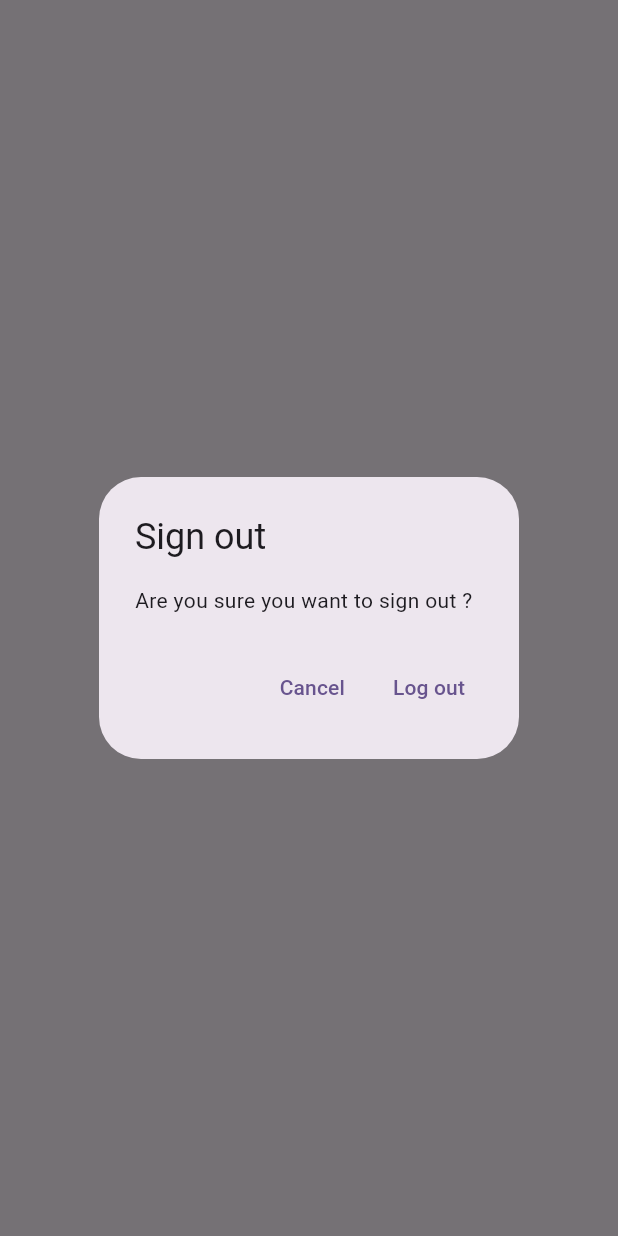
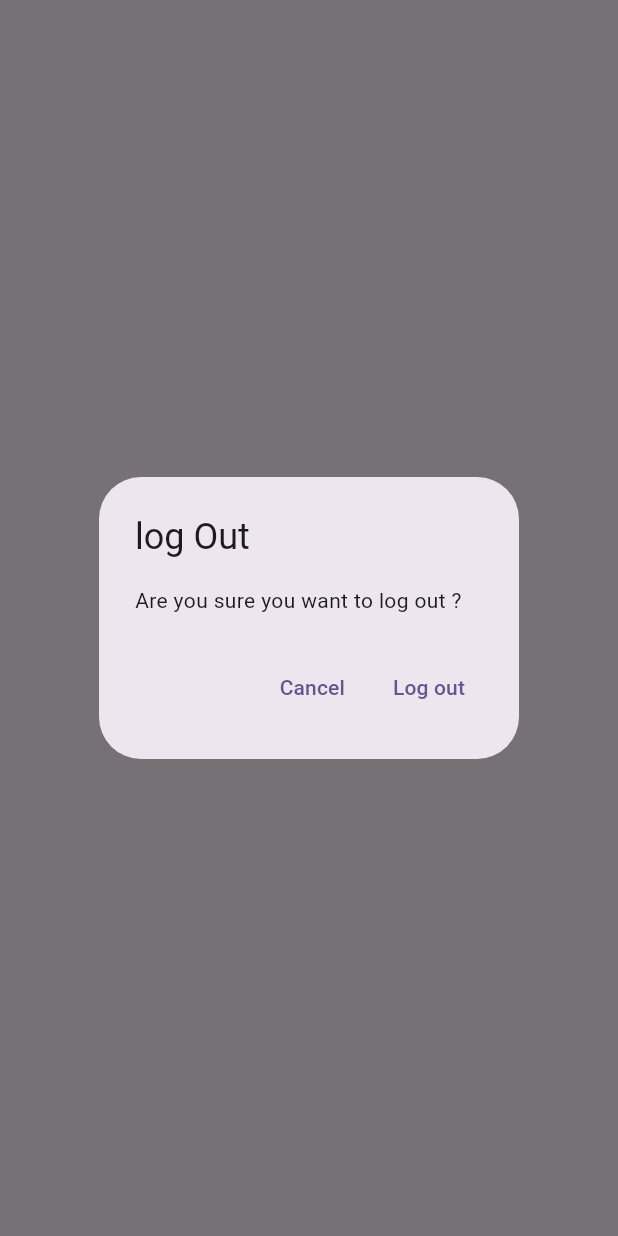
Before and after one commit to Amine0320/Notes_Mobile_Application, a Flutter app: what showLogOutDialog() shows on an empty page, opened directly, on a phone screen of 412 x 824 dp. Run offline on Flutter 3.47's test engine with Material 3 defaults, Android fonts, the phone set to English and light mode, and no system bars; our stand-ins replace firebase_auth, firebase_core, sqflite; accounts and stored records are empty; network calls fail.

Commit message:
New changes

```diff
--- /dev/null
+++ b/lib/utilities/dialogs/generic_dialogs.dart
@@ -0,0 +1,33 @@
+import 'package:flutter/material.dart';
+
+typedef DialogOptiobBuilder<T> = Map<String, T?> Function();
+
+Future<T?> showGenericDialog<T>({
+  required BuildContext context,
+  required String title,
+  required String content,
+  required DialogOptiobBuilder optionsBuilder,
+}) {
+  final options = optionsBuilder();
+  return showDialog<T>(
+      context: context,
+      builder: (context) {
+        return AlertDialog(
+          title: Text(title),
+          content: Text(content),
+          actions: options.keys.map((optionTitle) {
+            final value = options[optionTitle];
+            return TextButton(
+              onPressed: () {
+                if (value != null) {
+                  Navigator.of(context).pop(value);
+                } else {
+                  Navigator.of(context).pop();
+                }
+              },
+              child: Text(optionTitle),
+            );
+          }).toList(),
+        );
+      });
+}
--- /dev/null
+++ b/lib/utilities/dialogs/logout_dialog.dart
@@ -0,0 +1,16 @@
+import 'package:flutter/material.dart';
+import 'package:notes_app/utilities/dialogs/generic_dialogs.dart';
+
+Future<bool> showLogOutDialog(BuildContext context) {
+  return showGenericDialog(
+    context: context,
+    title: 'log Out',
+    content: 'Are you sure you want to log out ? ',
+    optionsBuilder: () => {
+      'Cancel': false,
+      'Log out': true,
+    },
+  ).then(
+    (value) => value ?? false,
+  );
+}
--- a/lib/utilities/show_logout_dialog.dart
+++ /dev/null
@@ -1,25 +0,0 @@
-// SHOWLOGOUT DIALOG FUNCTION POPOUT LOGIC INTERFACE HERE
-import 'package:flutter/material.dart';
-
-Future<bool> showLogOutDialog(BuildContext context) {
-  return showDialog<bool>(
-    context: context,
-    builder: (context) {
-      return AlertDialog(
-          title: const Text('Sign out'),
-          content: const Text('Are you sure you want to sign out ?'),
-          actions: [
-            TextButton(
-                onPressed: () {
-                  Navigator.of(context).pop(false);
-                },
-                child: const Text('Cancel')),
-            TextButton(
-                onPressed: () {
-                  Navigator.of(context).pop(true);
-                },
-                child: const Text('Log out')),
-          ]);
-    },
-  ).then((value) => value ?? false);
-}
--- a/lib/views/login_view.dart
+++ b/lib/views/login_view.dart
@@ -2,7 +2,7 @@ import 'package:flutter/material.dart';
 import 'package:notes_app/contants/routes.dart';
 import 'package:notes_app/exceptions/auth/auth_exceptions.dart';
 import 'package:notes_app/exceptions/auth/auth_service.dart';
-import 'package:notes_app/utilities/show_error_log.dart';
+import 'package:notes_app/utilities/dialogs/error_dialog.dart';
 
 class LoginView extends StatefulWidget {
   const LoginView({Key? key}) : super(key: key);
--- a/lib/views/register_view.dart
+++ b/lib/views/register_view.dart
@@ -2,7 +2,7 @@ import 'package:flutter/material.dart';
 import 'package:notes_app/contants/routes.dart';
 import 'package:notes_app/exceptions/auth/auth_exceptions.dart';
 import 'package:notes_app/exceptions/auth/auth_service.dart';
-import 'package:notes_app/utilities/show_error_log.dart';
+import 'package:notes_app/utilities/dialogs/error_dialog.dart';
 
 class RegisterView extends StatefulWidget {
   const RegisterView({super.key});
```
Also changed, not shown: lib/utilities/dialogs/delete_dialog.dart (added, +16 -0 lines), lib/utilities/dialogs/error_dialog.dart (added, +16 -0 lines), lib/utilities/show_error_log.dart (deleted, +0 -23 lines), lib/views/notes/notes_list_view.dart (added, +38 -0 lines), lib/views/notes/notes_view.dart (+6 -13 lines).
